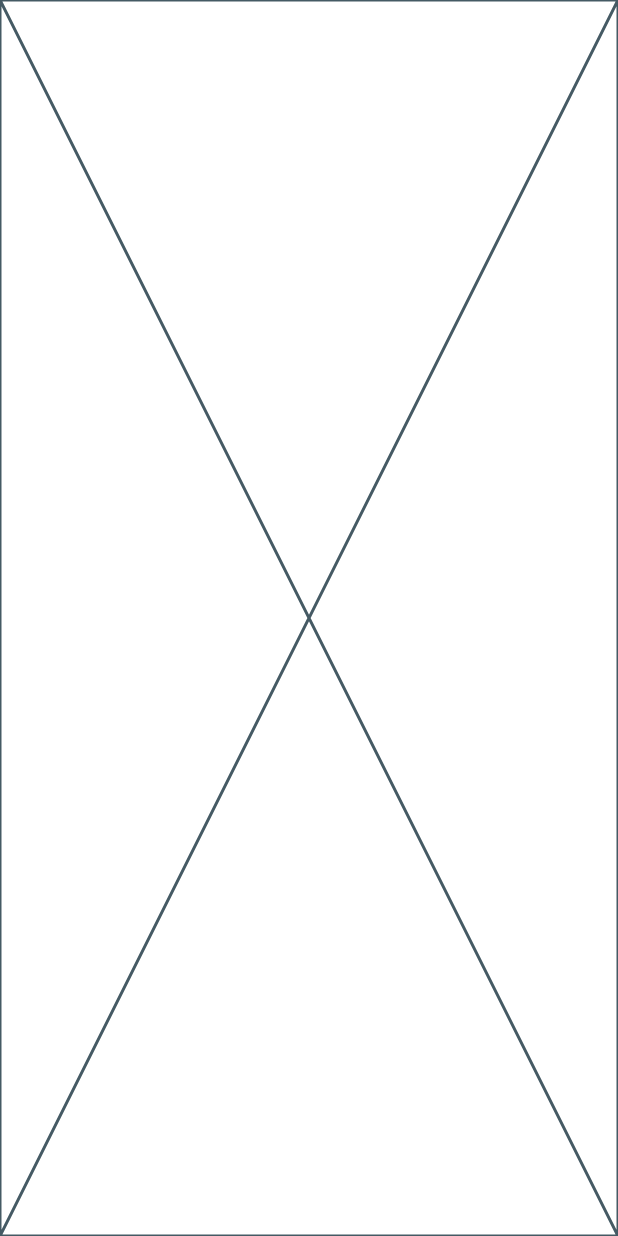
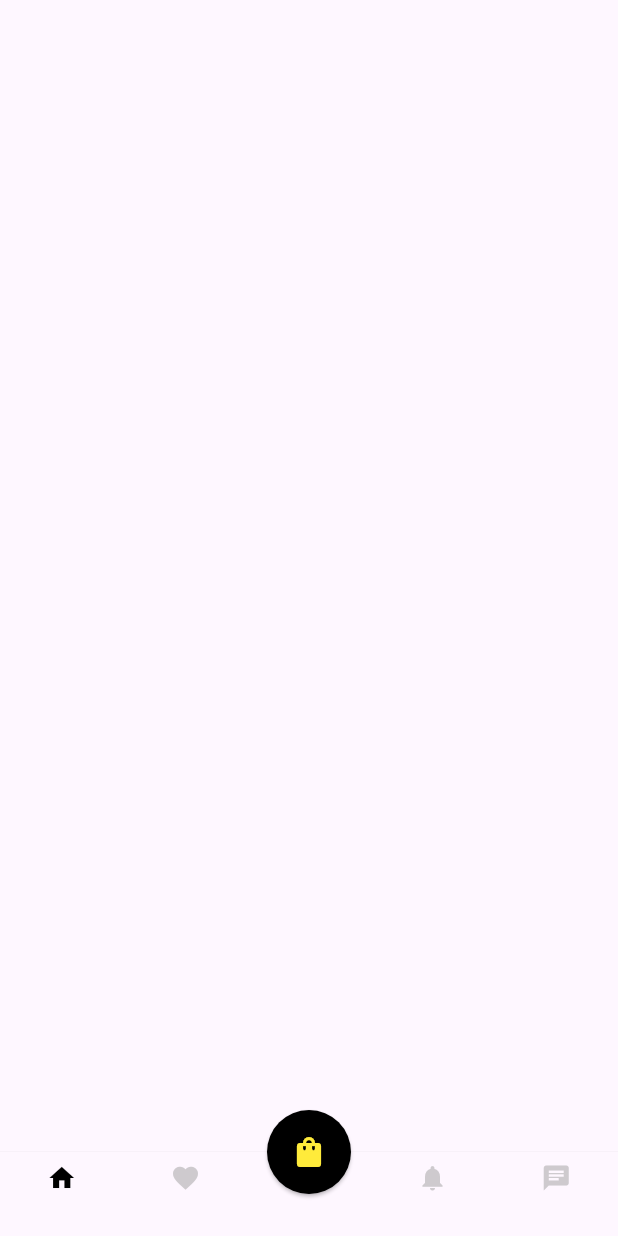
Before and after one commit to donkizzy/autochek_assement, a Flutter app: the screen it shows after launch, on a phone screen of 412 x 824 dp. Run offline on Flutter 3.47's test engine with Material 3 defaults, Android fonts, the phone set to English and light mode, and no system bars; our stand-ins replace dartz, dio, equatable, flutter_bloc.

Commit message:
added bottom navigation

```diff
--- a/lib/features/cars/data/models/car_inventory.dart
+++ b/lib/features/cars/data/models/car_inventory.dart
@@ -5,7 +5,7 @@ class CarInventory extends Equatable {
   final List<Result>? result;
   final Pagination? pagination;
 
-  CarInventory({
+  const CarInventory({
     this.result,
     this.pagination,
   });
@@ -53,7 +53,7 @@ class Result extends Equatable {
   final DateTime? marketplaceVisibleDate;
   final int? ccMeasurement;
 
-  Result({
+  const Result({
     this.id,
     this.title,
     this.imageUrl,
@@ -181,7 +181,7 @@ class Stats extends Equatable{
   final int? appViewerCount;
   final int? processedLoanCount;
 
-  Stats({
+  const Stats({
     this.webViewCount,
     this.webViewerCount,
     this.interestCount,
--- a/lib/features/cars/presentation/pages/bottom_nav.dart
+++ b/lib/features/cars/presentation/pages/bottom_nav.dart
@@ -1,3 +1,4 @@
+import 'package:autochek_assessment/features/cars/presentation/pages/home.dart';
 import 'package:flutter/material.dart';
 
 class BottomNav extends StatefulWidget {
@@ -8,8 +9,55 @@ class BottomNav extends StatefulWidget {
 }
 
 class _BottomNavState extends State<BottomNav> {
+  int selectedIndex = 0;
+
+  List<Widget> children = const [
+    Home(),
+    SizedBox(),
+    SizedBox(),
+    SizedBox(),
+  ];
+
   @override
   Widget build(BuildContext context) {
-    return const Placeholder();
+    return Scaffold(
+      floatingActionButtonLocation: FloatingActionButtonLocation.centerDocked,
+      floatingActionButton: FloatingActionButton(
+        onPressed: () {},
+        elevation: 1.0,
+        backgroundColor: Colors.black,
+        shape: RoundedRectangleBorder(borderRadius: BorderRadius.circular(500)),
+        child: const Icon(
+          Icons.shopping_bag,
+          color: Colors.yellow,
+        ),
+      ),
+      bottomNavigationBar: BottomNavigationBar(
+        selectedItemColor: Colors.black,
+        unselectedItemColor: Colors.grey.withOpacity(0.5),
+        onTap: onTabChanged,
+        currentIndex: selectedIndex,
+        elevation: 1.0,
+        type: BottomNavigationBarType.fixed,
+        iconSize: 20,
+        items: const [
+          BottomNavigationBarItem(icon: Icon(Icons.home), label: ''),
+          BottomNavigationBarItem(icon: Icon(Icons.favorite), label: ''),
+          BottomNavigationBarItem(icon: SizedBox(), label: ''),
+          BottomNavigationBarItem(icon: Icon(Icons.notifications), label: ''),
+          BottomNavigationBarItem(icon: Icon(Icons.chat), label: ''),
+        ],
+      ),
+      body: IndexedStack(
+        index: selectedIndex,
+        children: children,
+      ),
+    );
+  }
+
+  void onTabChanged(index) {
+    setState(() {
+      selectedIndex = index;
+    });
   }
 }
--- /dev/null
+++ b/lib/features/cars/presentation/pages/home.dart
@@ -0,0 +1,17 @@
+import 'package:flutter/material.dart';
+
+class Home extends StatefulWidget {
+  const Home({super.key});
+
+  @override
+  State<Home> createState() => _HomeState();
+}
+
+class _HomeState extends State<Home> {
+  @override
+  Widget build(BuildContext context) {
+    return Scaffold(
+      appBar: AppBar(),
+    );
+  }
+}
```
